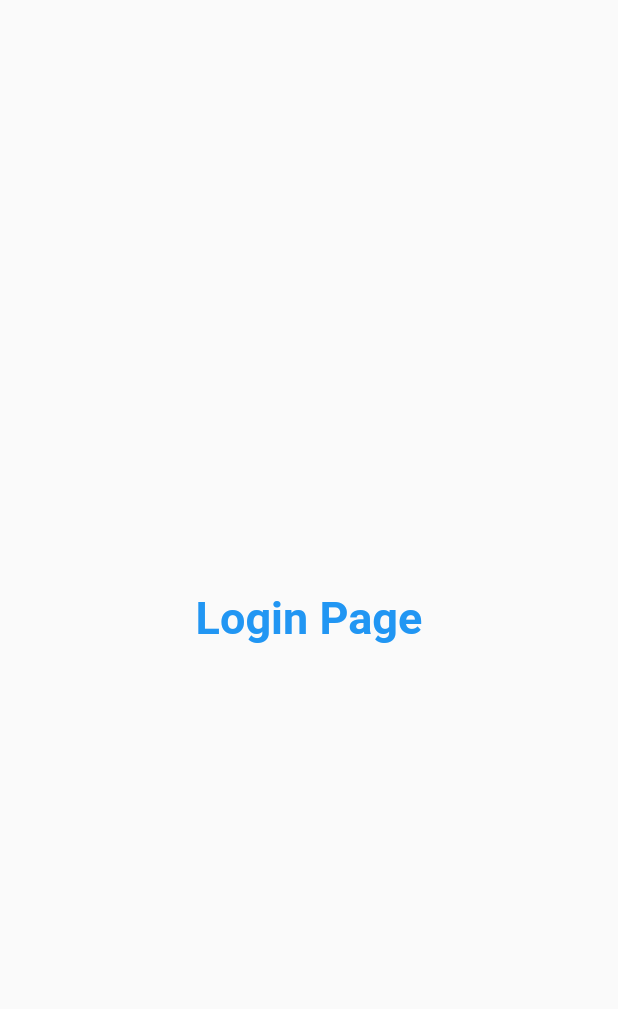
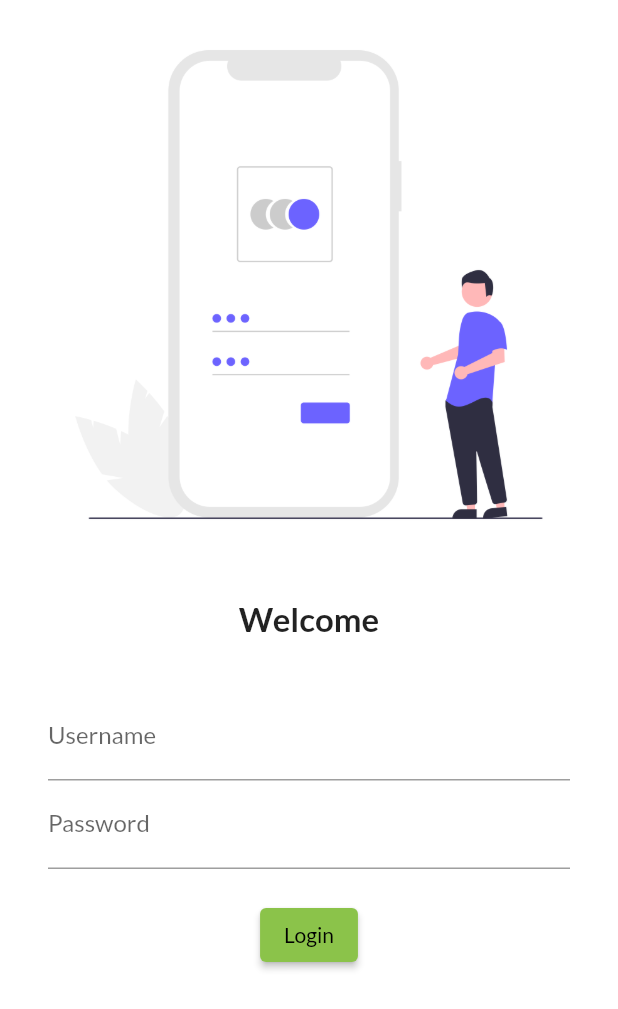
Before and after one commit to Faizan1808/flutter, a Flutter app: the screen it shows after launch, on a phone screen of 412 x 824 dp. Shown: the top 1009 px of the screen. Run offline on Flutter 3.47's test engine with Material 2 defaults, Android fonts, the phone set to English and light mode, and no system bars; our stand-ins replace google_fonts.

Commit message:
day 4 completed

```diff
--- a/lib/main.dart
+++ b/lib/main.dart
@@ -1,5 +1,7 @@
 import 'package:flutter/material.dart';
 import 'package:flutter_application_1/pages/login_page.dart';
+import 'package:google_fonts/google_fonts.dart';
+import 'package:google_fonts/google_fonts.dart';
 import 'pages/home_page.dart';
 
 void main() {
@@ -13,7 +15,10 @@ class MyApp extends StatelessWidget {
   Widget build(BuildContext context) {
     return MaterialApp(
       themeMode: ThemeMode.light,
-      theme: ThemeData(primarySwatch: Colors.lightGreen),
+      theme: ThemeData(
+        primarySwatch: Colors.lightGreen,
+        fontFamily: GoogleFonts.lato().fontFamily,
+      ),
       darkTheme: ThemeData(brightness: Brightness.dark),
       routes: {
         "/": (context) => LoginPage(),
--- a/lib/pages/login_page.dart
+++ b/lib/pages/login_page.dart
@@ -4,13 +4,55 @@ class LoginPage extends StatelessWidget {
   @override
   Widget build(BuildContext context) {
     return Material(
-      child: Center(
-        child: Text(
-          "Login Page",
-          style: TextStyle(
-              fontSize: 30, color: Colors.blue, fontWeight: FontWeight.bold),
-        ),
-      ),
-    );
+        color: Colors.white,
+        child: Column(
+          children: [
+            Image.asset(
+              "assets/images/login.png",
+              fit: BoxFit.cover,
+            ),
+            SizedBox(
+              height: 20.0,
+            ),
+            Text(
+              "Welcome",
+              style: TextStyle(fontSize: 22, fontWeight: FontWeight.bold),
+            ),
+            SizedBox(
+              height: 20.0,
+            ),
+            Padding(
+              padding:
+                  const EdgeInsets.symmetric(vertical: 16.0, horizontal: 32.0),
+              child: Column(
+                children: [
+                  TextFormField(
+                    decoration: InputDecoration(
+                      hintText: "Enter Username",
+                      labelText: "Username",
+                    ),
+                  ),
+                  TextFormField(
+                    obscureText: true,
+                    decoration: InputDecoration(
+                      hintText: "Enter Password",
+                      labelText: "Password",
+                    ),
+                  ),
+                  SizedBox(
+                    height: 20.0,
+                  ),
+                  ElevatedButton(
+                    child: Text("Login"),
+                    style: TextButton.styleFrom(),
+                    onPressed: () {
+                      print("Hello user");
+                    },
+                  )
+                ],
+              ),
+            )
+          ],
+        ));
   }
 }
--- a/pubspec.yaml
+++ b/pubspec.yaml
@@ -34,6 +34,7 @@ dependencies:
   # The following adds the Cupertino Icons font to your application.
   # Use with the CupertinoIcons class for iOS style icons.
   cupertino_icons: ^1.0.2
+  google_fonts: ^2.1.0
 
 dev_dependencies:
   flutter_test:
@@ -58,8 +59,8 @@ flutter:
   uses-material-design: true
 
   # To add assets to your application, add an assets section, like this:
-  # assets:
-  #   - images/a_dot_burr.jpeg
+  assets:
+    - assets/images/
   #   - images/a_dot_ham.jpeg
 
   # An image asset can refer to one or more resolution-specific "variants", see
```
Also changed, not shown: assets/images/login.png (added), pubspec.lock.
